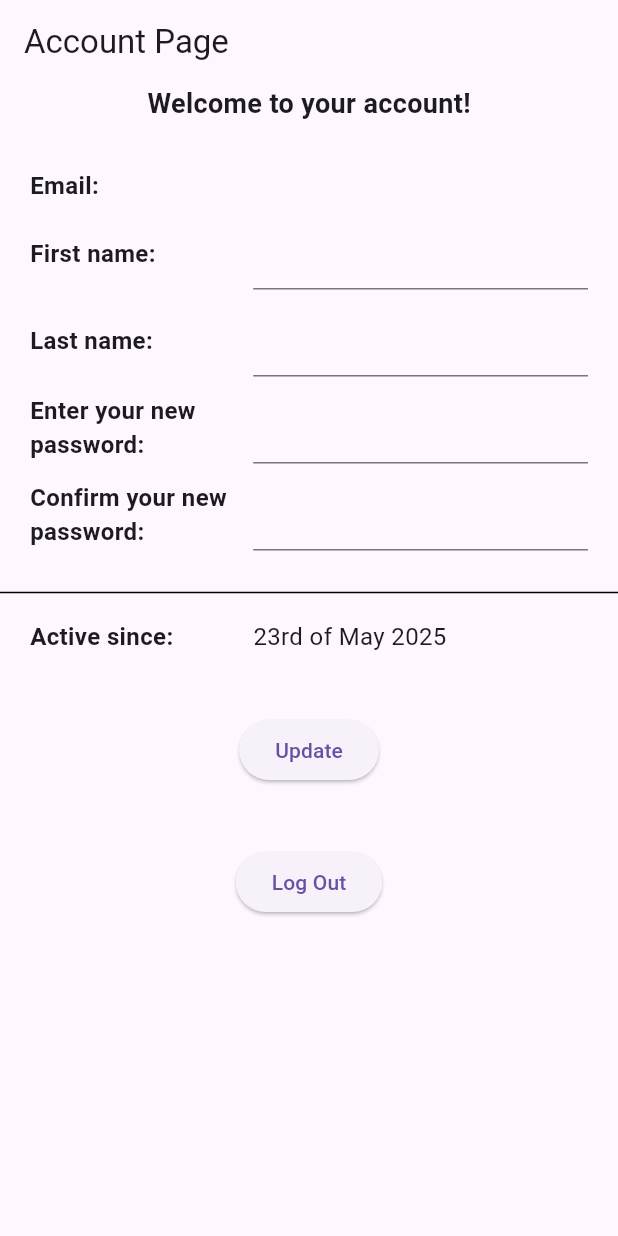
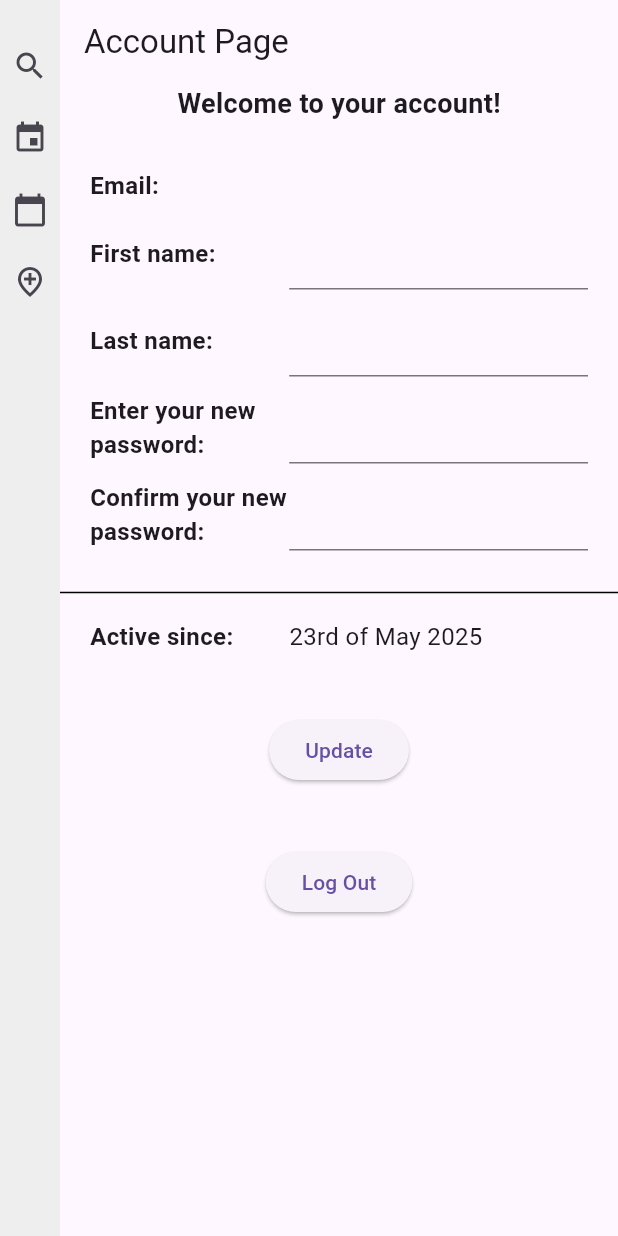
Before and after one commit to ThePropellerSalmon/events_pa, a Flutter app: the screen it shows once a user with an empty profile is signed in, on a phone screen of 412 x 824 dp. Run offline on Flutter 3.47's test engine with Material 3 defaults, Android fonts, the phone set to English and light mode, and no system bars; our stand-ins replace flutter_dotenv, go_router, supabase_flutter; accounts and stored records are empty.

Commit message:
Added the Side Menu
Added the Side Menu

```diff
--- /dev/null
+++ b/events_pa/lib/custom_widgets/side_menu_scaffold.dart
@@ -0,0 +1,52 @@
+import 'package:flutter/material.dart';
+import 'package:go_router/go_router.dart';
+
+class SideMenuScaffold extends StatelessWidget {
+  final Widget child;
+
+  const SideMenuScaffold({super.key, required this.child});
+
+  @override
+  Widget build(BuildContext context) {
+    return Scaffold(
+      body: Row(
+        children: [
+          // Sidebar
+          Container(
+            width: 40,
+            color: Colors.grey.shade200,
+            child: Column(
+              mainAxisAlignment: MainAxisAlignment.start,
+              children: [
+                const SizedBox(height: 20),
+                IconButton(
+                  icon: const Icon(Icons.search),
+                  onPressed: () => context.go('/account'),
+                  tooltip: 'Search',
+                ),
+                IconButton(
+                  icon: const Icon(Icons.event),
+                  onPressed: () => context.go('/account'),
+                  tooltip: 'Events',
+                ),
+                IconButton(
+                  icon: const Icon(Icons.calendar_today),
+                  onPressed: () => context.go('/account'),
+                  tooltip: 'Calendar',
+                ),
+                IconButton(
+                  icon: const Icon(Icons.add_location_outlined),
+                  onPressed: () => context.go('/account'),
+                  tooltip: 'Hobbies',
+                ),
+              ],
+            ),
+          ),
+
+          // Main content
+          Expanded(child: child),
+        ],
+      ),
+    );
+  }
+}
--- a/events_pa/lib/main.dart
+++ b/events_pa/lib/main.dart
@@ -13,6 +13,9 @@ import 'forgot_password_page.dart';
 import 'login_page.dart';
 import 'signup_page.dart';
 import 'update_password_page.dart'; // Add this if not already
+
+// Custom widgets
+import 'custom_widgets/side_menu_scaffold.dart';
 
 final GlobalKey<NavigatorState> navigatorKey = GlobalKey<NavigatorState>();
 
@@ -56,7 +59,10 @@ GoRouter _router(Listenable refreshListenable) => GoRouter(
     GoRoute(path: '/signup', builder: (context, state) => SignupPage()),
     GoRoute(path: '/forgot-password', builder: (context, state) => ForgotPasswordPage()),
     GoRoute(path: '/update-password', builder: (context, state) => UpdatePasswordPage()),
-    GoRoute(path: '/account', builder: (context, state) => AccountPage()),
+    GoRoute(path: '/account', builder: (context, state) => SideMenuScaffold(child: AccountPage(),),
+    //GoRoute(path: '/activities', builder: (context, state) => SideMenuScaffold(child: ActivitiesPage(),),
+),
+
   ],
 );
 
```
